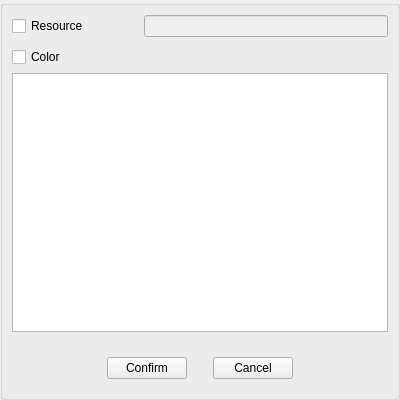
First picture: the form in src/Editor/Script/BackgroundSnippetOverlay.ui, repository RemotelyChaotic/JOIPEngine, before the edit.
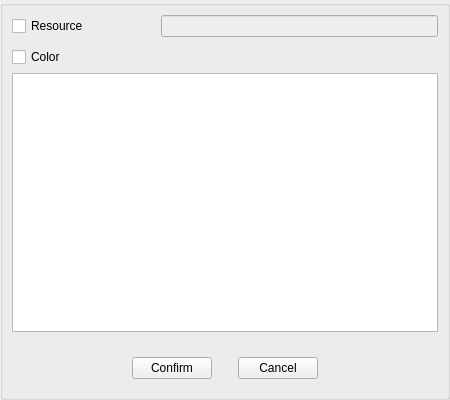
Second picture: the form after the edit. Custom widgets are drawn as their Qt base class.

```diff
--- a/src/Editor/Script/BackgroundSnippetOverlay.ui
+++ b/src/Editor/Script/BackgroundSnippetOverlay.ui
@@ -6,7 +6,7 @@
    <rect>
     <x>0</x>
     <y>0</y>
-    <width>400</width>
+    <width>450</width>
     <height>400</height>
    </rect>
   </property>
```
